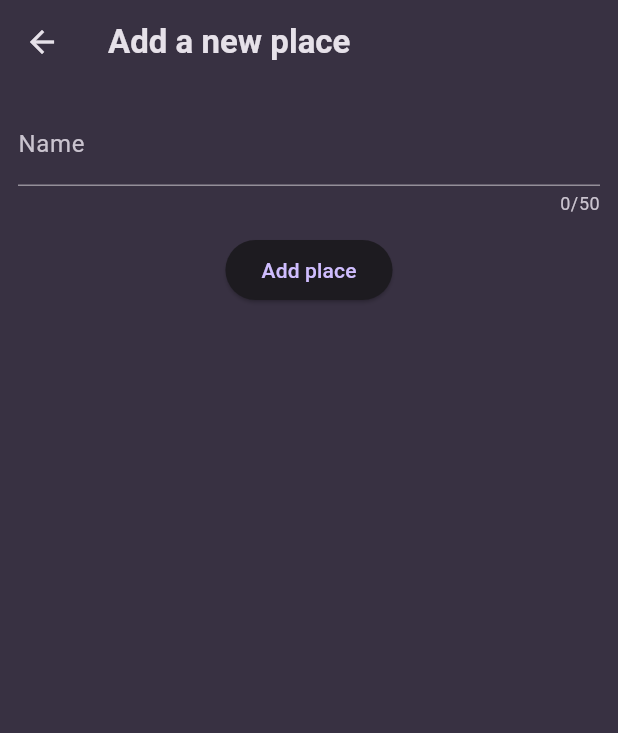
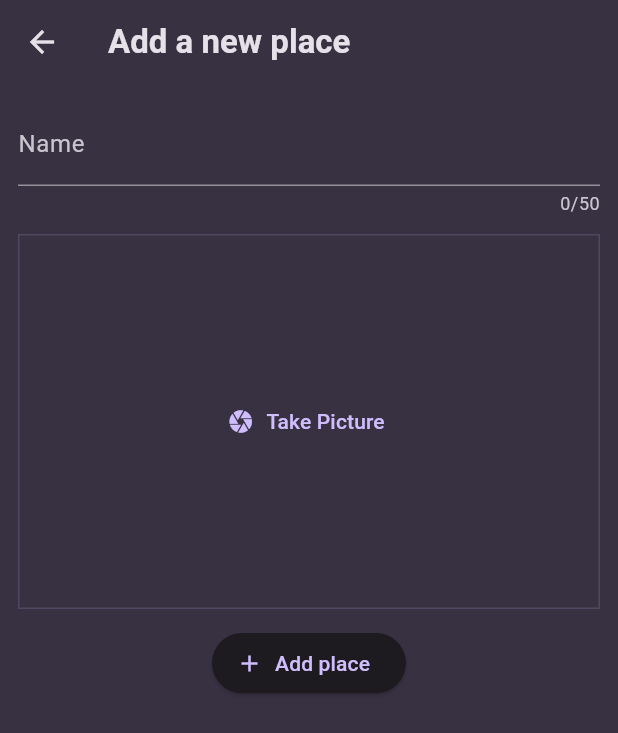
Before and after one commit to baltsaros/favorite_places, a Flutter app: the screen it shows after launch, after a tap on the "add" icon, on a phone screen of 412 x 824 dp. Shown: the top 733 px of the screen. Run offline on Flutter 3.47's test engine with Material 3 defaults, Android fonts, the phone set to English and light mode, and no system bars; our stand-ins replace flutter_riverpod, google_fonts, image_picker.

Commit message:
upd for gradle settings; refactoing; model update, place page, image widget

```diff
--- a/lib/models/place.dart
+++ b/lib/models/place.dart
@@ -1,5 +1,13 @@
+import 'dart:io';
+
+import 'package:uuid/uuid.dart';
+
+const uuid = Uuid();
+
 class Place {
-  const Place({required this.name});
+  Place({required this.name, required this.image}) : id = uuid.v4();
 
-  final String  name;
+  final String id;
+  final String name;
+  final File image;
 }
--- a/lib/screens/add_place.dart
+++ b/lib/screens/add_place.dart
@@ -1,43 +1,98 @@
+import 'dart:io';
+
 import 'package:favorite_places/models/place.dart';
 import 'package:favorite_places/providers/places_provider.dart';
+import 'package:favorite_places/widgets/image_input.dart';
 import 'package:flutter/material.dart';
 import 'package:flutter_riverpod/flutter_riverpod.dart';
 
-class AddPlace extends ConsumerWidget {
-  const AddPlace({super.key});
+class AddPlaceScreen extends ConsumerStatefulWidget {
+  const AddPlaceScreen({super.key});
 
   @override
-  Widget build(BuildContext context, WidgetRef ref) {
-    final nameController = TextEditingController();
-    // final places = ref.watch(placesProvider);
+  ConsumerState<AddPlaceScreen> createState() {
+    return _AddPlaceScreenState();
+  }
+}
+
+class _AddPlaceScreenState extends ConsumerState<AddPlaceScreen> {
+  final _nameController = TextEditingController();
+  File? _selectedImage;
+
+  @override
+  void dispose() {
+    _nameController.dispose();
+    super.dispose();
+  }
+
+  void _savePlace() {
+    final enteredName = _nameController.text;
+
+    if (enteredName.isEmpty || _selectedImage == null) {
+      showDialog(
+        context: context,
+        builder: (ctx) => AlertDialog(
+          title: const Text('Invalid input!'),
+          content: const Text('Please make sure name is valid.'),
+          actions: [
+            TextButton(
+              onPressed: () {
+                Navigator.pop(ctx);
+              },
+              child: const Text('Okay'),
+            ),
+          ],
+        ),
+      );
+      return;
+    }
+    ref.read(placesProvider.notifier).addPlace(enteredName, _selectedImage!);
+    ScaffoldMessenger.of(context).clearSnackBars();
+    ScaffoldMessenger.of(context).showSnackBar(
+      const SnackBar(
+        content: Text('Place was added!'),
+      ),
+    );
+    Navigator.pop(context);
+    // Navigator.of(context).pop();
+  }
+
+  @override
+  Widget build(BuildContext context) {
     return Scaffold(
       appBar: AppBar(
         title: const Text('Add a new place'),
       ),
-      body: Padding(
+      body: SingleChildScrollView(
         padding: const EdgeInsets.all(12),
         child: Column(
           children: [
             TextField(
-              controller: nameController,
+              controller: _nameController,
               maxLength: 50,
               decoration: const InputDecoration(
                 label: Text('Name'),
               ),
+              style: TextStyle(
+                color: Theme.of(context).colorScheme.onSurface,
+              ),
             ),
-            const SizedBox(height: 12,),
+            const SizedBox(
+              height: 12,
+            ),
+            ImageInput(
+              onSelectImage: (image) {
+                _selectedImage = image;
+              },
+            ),
+            const SizedBox(
+              height: 12,
+            ),
             Center(
-              child: ElevatedButton(
-                onPressed: () {
-                  ref.read(placesProvider.notifier).addPlace(
-                    Place(name: nameController.text)
-                  );
-                  ScaffoldMessenger.of(context).clearSnackBars();
-                  ScaffoldMessenger.of(context).showSnackBar(
-                    const SnackBar(content: Text('Place was added!'),),
-                  );
-                },
-                child: const Text('Add place'),
+              child: ElevatedButton.icon(
+                onPressed: _savePlace,
+                icon: const Icon(Icons.add),
+                label: const Text('Add place'),
               ),
             ),
           ],
--- a/lib/screens/places.dart
+++ b/lib/screens/places.dart
@@ -4,74 +4,37 @@ import 'package:flutter_riverpod/flutter_riverpod.dart';
 import 'package:favorite_places/models/place.dart';
 import 'package:favorite_places/providers/places_provider.dart';
 import 'package:favorite_places/screens/add_place.dart';
-import 'package:favorite_places/screens/selected_place.dart';
+import 'package:favorite_places/widgets/places_list.dart';
 
-class PlacesScreen extends ConsumerStatefulWidget {
+class PlacesScreen extends ConsumerWidget {
   const PlacesScreen({super.key});
 
   @override
-  ConsumerState<PlacesScreen> createState() {
-    return _PlacesScreenState();
-  }
-}
-
-class _PlacesScreenState extends ConsumerState<PlacesScreen> {
-  void _addPlace() async {
-    await Navigator.of(context).push<Place>(
-      MaterialPageRoute(
-        builder: ((ctx) => const AddPlace()),
-      ),
-    );
-  }
-
-  Widget content = const Center(
-    child: Text('No places added yet',
-        style: TextStyle(
-          color: Colors.white,
-        )),
-  );
-
-  @override
-  Widget build(BuildContext context) {
+  Widget build(BuildContext context, WidgetRef ref) {
     final List<Place> placesList = ref.watch(placesProvider);
 
-    if (placesList.isNotEmpty) {
-      content = ListView.builder(
-        itemCount: placesList.length,
-        itemBuilder: (ctx, i) => Dismissible(
-          key: ValueKey(placesList[i]),
-          onDismissed: (direction) {},
-          child: Row(
-            mainAxisAlignment: MainAxisAlignment.start,
-            children: [
-              Padding(
-                padding: const EdgeInsets.symmetric(
-                  vertical: 6,
-                  horizontal: 10,
-                ),
-                child: Text(
-                  placesList[i].name,
-                  style: const TextStyle(
-                    color: Colors.white,
-                  ),
-                ),
-              ),
-            ],
-          ),
-        ),
-      );
-    }
     return Scaffold(
       appBar: AppBar(
         title: const Text('Your places'),
         actions: [
           IconButton(
-            onPressed: _addPlace,
+            onPressed: () {
+              Navigator.of(context).push<Place>(
+                MaterialPageRoute(
+                  builder: ((ctx) => const AddPlaceScreen()),
+                ),
+              );
+            },
             icon: const Icon(Icons.add),
           ),
         ],
       ),
-      body: content,
+      body: Padding(
+        padding: const EdgeInsets.all(8.0),
+        child: PlacesList(
+          places: placesList,
+        ),
+      ),
     );
   }
 }
--- /dev/null
+++ b/lib/widgets/image_input.dart
@@ -0,0 +1,67 @@
+import 'dart:io';
+import 'package:flutter/material.dart';
+import 'package:image_picker/image_picker.dart';
+
+class ImageInput extends StatefulWidget {
+  const ImageInput({super.key, required this.onSelectImage});
+
+  final void Function(File image) onSelectImage;
+
+  @override
+  State<ImageInput> createState() {
+    return _ImageInputState();
+  }
+}
+
+class _ImageInputState extends State<ImageInput> {
+  File? _selectedImage;
+
+  void _takePicture() async {
+    final imagePicker = ImagePicker();
+    final pickedImage = await imagePicker.pickImage(
+      source: ImageSource.camera,
+      maxWidth: 600,
+    );
+
+    if (pickedImage == null) {
+      return;
+    }
+    setState(() {
+      _selectedImage = File(pickedImage.path);
+    });
+    widget.onSelectImage(_selectedImage!);
+  }
+
+  @override
+  Widget build(BuildContext context) {
+    Widget content = TextButton.icon(
+      icon: const Icon(Icons.camera),
+      label: const Text('Take Picture'),
+      onPressed: _takePicture,
+    );
+
+    if (_selectedImage != null) {
+      content = GestureDetector(
+        onTap: _takePicture,
+        child: Image.file(
+          _selectedImage!,
+          fit: BoxFit.cover,
+          width: double.infinity,
+        ),
+      );
+    }
+
+    return Container(
+      height: 250,
+      width: double.infinity, // to make it as wide as possible
+      alignment: Alignment.center,
+      decoration: BoxDecoration(
+        border: Border.all(
+          width: 1,
+          color: Theme.of(context).colorScheme.primary.withOpacity(0.16),
+        ),
+      ),
+      child: content,
+    );
+  }
+}
--- /dev/null
+++ b/lib/widgets/places_list.dart
@@ -0,0 +1,54 @@
+import 'package:favorite_places/models/place.dart';
+import 'package:favorite_places/screens/selected_place.dart';
+import 'package:flutter/material.dart';
+
+class PlacesList extends StatelessWidget {
+  const PlacesList({super.key, required this.places});
+
+  final List<Place> places;
+
+  @override
+  Widget build(BuildContext context) {
+    Widget content = Center(
+      child: Text(
+        'No places added yet',
+        style: Theme.of(context).textTheme.bodyLarge!.copyWith(
+              color: Theme.of(context).colorScheme.onSurface,
+            ),
+      ),
+    );
+
+    if (places.isNotEmpty) {
+      content = ListView.builder(
+        itemCount: places.length,
+        itemBuilder: (ctx, i) => Dismissible(
+          key: ValueKey(places[i]),
+          onDismissed: (direction) {},
+          child: ListTile(
+            leading: CircleAvatar(
+              radius: 25,
+              backgroundImage: FileImage(
+                places[i].image,
+              ),
+            ),
+            title: Text(
+              places[i].name,
+              style: Theme.of(context).textTheme.titleMedium!.copyWith(
+                    color: Theme.of(context).colorScheme.onSurface,
+                  ),
+            ),
+            onTap: () {
+              Navigator.of(context).push(
+                MaterialPageRoute(
+                  builder: (ctx) => SelectedPlace(place: places[i]),
+                ),
+              );
+            },
+          ),
+        ),
+      );
+    }
+
+    return content;
+  }
+}
--- a/pubspec.yaml
+++ b/pubspec.yaml
@@ -37,6 +37,9 @@ dependencies:
   cupertino_icons: ^1.0.8
   flutter_riverpod: ^2.6.1
   google_fonts: ^6.2.1
+  uuid: ^4.5.1
+  image_picker: ^1.1.2
+  location: ^7.0.1
 
 dev_dependencies:
   flutter_test:
```
Also changed, not shown: lib/providers/places_provider.dart (+6 -10 lines), lib/screens/selected_place.dart (+21 -2 lines), lib/widgets/location_input.dart (added), pubspec.lock, 8 other files.
